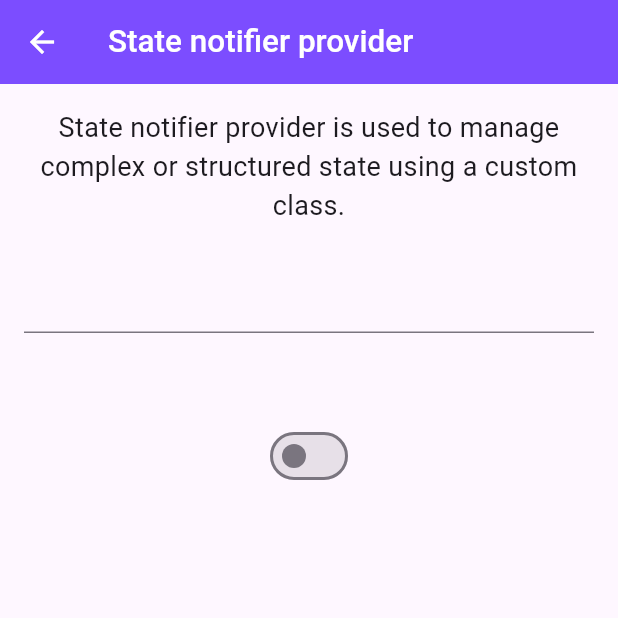
After one commit to techyNouman/flutter_riverpod_samples, a Flutter app: the NotifierProviderScreen screen opened directly, on a phone screen of 412 x 824 dp, the top half of it. The commit adds this screen. Run offline on Flutter 3.47's test engine with Material 3 defaults, Android fonts, the phone set to English and light mode, and no system bars; our stand-ins replace flutter_riverpod.

Commit message:
state notifier provider, todo app

```diff
--- /dev/null
+++ b/lib/models/todo_item.dart
@@ -0,0 +1,9 @@
+
+
+class TodoItem{
+  String id;
+  String name;
+
+  TodoItem({required this.id, required this.name});
+
+}
--- /dev/null
+++ b/lib/providers/search_provider.dart
@@ -0,0 +1,29 @@
+import 'package:flutter_riverpod/flutter_riverpod.dart';
+
+final searchProvider = StateNotifierProvider<SearchNotifier, SearchState>((ref) {
+  return SearchNotifier();
+});
+
+class SearchNotifier extends StateNotifier<SearchState> {
+  SearchNotifier() : super(SearchState(search: '', isChanged: false));
+
+  void search(String query) {
+    state = state.copyWith(search: query);
+  }
+
+  void onChanged(bool isChanged){
+    state = state.copyWith(isChanged: isChanged);
+  }
+}
+
+class SearchState {
+  final String search;
+  final bool isChanged;
+
+  SearchState({required this.search, required this.isChanged});
+
+  SearchState copyWith({String? search, bool? isChanged}) {
+    return SearchState(search: search ?? this.search,
+    isChanged: isChanged ?? this.isChanged);
+  }
+}
--- /dev/null
+++ b/lib/providers/todo_provider.dart
@@ -0,0 +1,29 @@
+
+import 'package:flutter_riverpod/flutter_riverpod.dart';
+import 'package:flutter_riverpod_samples/models/todo_item.dart';
+
+final todoProvider = StateNotifierProvider<TodoNotifier, List<TodoItem>>((ref){
+  return TodoNotifier();
+});
+
+class TodoNotifier extends StateNotifier<List<TodoItem>>{
+  TodoNotifier() : super([]);
+
+  void addTodoItem(String name){
+    final todo = TodoItem(id: DateTime.now().toString(), name: name);
+    state.add(todo);
+    state = state.toList();
+  }
+
+  void deleteTodoItem(String id){
+    state.removeWhere((todo) => todo.id == id);
+    state = state.toList();
+  }
+
+  void updateTodoItem(String id, String name){
+    final index = state.indexWhere((todo) => todo.id == id);
+    state[index].name = name;
+    state = state.toList();
+  }
+
+}
--- /dev/null
+++ b/lib/screens/notifier_provider_screen.dart
@@ -0,0 +1,54 @@
+import 'package:flutter/material.dart';
+import 'package:flutter_riverpod/flutter_riverpod.dart';
+import 'package:flutter_riverpod_samples/providers/search_provider.dart';
+
+final provider = StateProvider<String>((ref) {
+  return "State notifier provider is used to manage complex or structured state using a custom class.";
+});
+
+class NotifierProviderScreen extends ConsumerWidget {
+  const NotifierProviderScreen({super.key});
+
+  @override
+  Widget build(BuildContext context, WidgetRef ref) {
+    final notifierProvider = ref.watch(provider);
+    return Scaffold(
+      appBar: AppBar(title: Text("State notifier provider")),
+      body: Padding(
+        padding: const EdgeInsets.all(16.0),
+        child: Column(
+          children: [
+            Text(
+              notifierProvider,
+              style: TextStyle(fontSize: 18),
+              textAlign: TextAlign.center,
+            ),
+            SizedBox(height: 24),
+            TextField(
+              onChanged: (value){
+                ref.read(searchProvider.notifier).search(value);
+              },
+            ),
+            SizedBox(height: 8),
+            Consumer(builder: (context, ref, child){
+              // final search = ref.watch(searchProvider); // get all
+              final search = ref.watch((searchProvider).select((selector) => selector.search)); // get only what you need
+              return  Text(
+                search,
+                style: TextStyle(fontSize: 18),
+                textAlign: TextAlign.center,
+              );
+            }),
+            SizedBox(height: 24),
+            Consumer(builder: (context, ref, child){
+              final isChanged = ref.watch((searchProvider).select((selector) => selector.isChanged));
+              return  Switch(value: isChanged, onChanged: (value){
+                ref.read(searchProvider.notifier).onChanged(value);
+              });
+            }),
+          ],
+        ),
+      ),
+    );
+  }
+}
```
Also changed, not shown: lib/screens/home_screen.dart (+43 -17 lines), lib/screens/todo_screen.dart (added, +40 -0 lines), lib/models/item.dart (renamed from lib/Item.dart).
